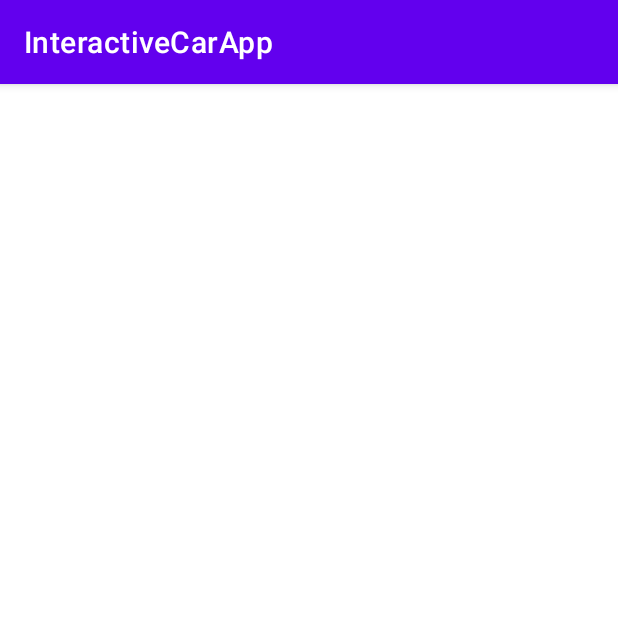
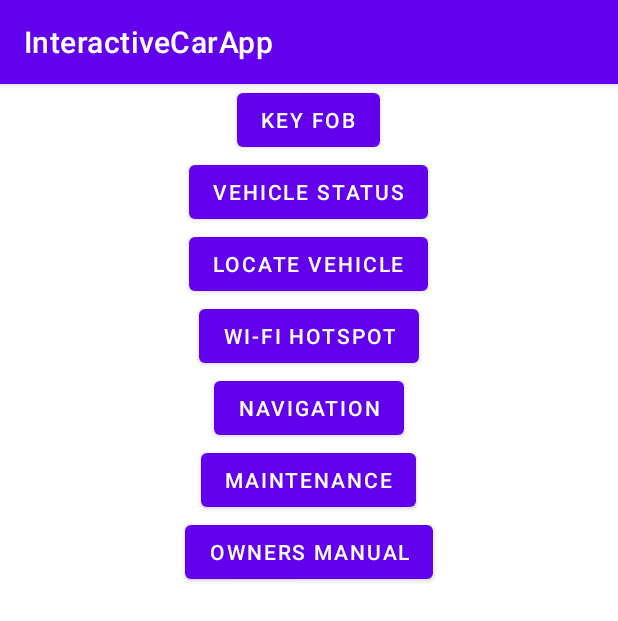
Before and after one commit to archnecro/InteractiveCarApp, an Android app: the screen it shows after launch (MainActivity), on a phone screen of 412 x 824 dp. Shown: the top 621 px of the screen. Run offline under Robolectric (Android 15) with nearby library versions, the phone set to English and light mode, and no system bars.

Commit message:
Added function buttons

```diff
--- a/app/src/main/res/layout/activity_main.xml
+++ b/app/src/main/res/layout/activity_main.xml
@@ -7,5 +7,53 @@
     android:layout_height="match_parent"
     tools:context=".MainActivity">
 
+    <Button
+        android:id="@+id/btnKeyFob"
+        android:layout_centerHorizontal="true"
+        android:layout_width="wrap_content"
+        android:layout_height="wrap_content"
+        android:text="Key Fob"/>
+    <Button
+        android:id="@+id/btnStatus"
+        android:layout_centerHorizontal="true"
+        android:layout_below="@id/btnKeyFob"
+        android:layout_width="wrap_content"
+        android:layout_height="wrap_content"
+        android:text="Vehicle Status"/>
+    <Button
+        android:id="@+id/btnLocate"
+        android:layout_centerHorizontal="true"
+        android:layout_below="@id/btnStatus"
+        android:layout_width="wrap_content"
+        android:layout_height="wrap_content"
+        android:text="Locate Vehicle"/>
+    <Button
+        android:id="@+id/btnWiFi"
+        android:layout_centerHorizontal="true"
+        android:layout_below="@id/btnLocate"
+        android:layout_width="wrap_content"
+        android:layout_height="wrap_content"
+        android:text="Wi-Fi Hotspot"/>
+    <Button
+        android:id="@+id/btnNav"
+        android:layout_centerHorizontal="true"
+        android:layout_below="@id/btnWiFi"
+        android:layout_width="wrap_content"
+        android:layout_height="wrap_content"
+        android:text="Navigation"/>
+    <Button
+        android:id="@+id/btnMaintain"
+        android:layout_centerHorizontal="true"
+        android:layout_below="@id/btnNav"
+        android:layout_width="wrap_content"
+        android:layout_height="wrap_content"
+        android:text="Maintenance"/>
+    <Button
+        android:id="@+id/btnUsrMan"
+        android:layout_centerHorizontal="true"
+        android:layout_below="@id/btnMaintain"
+        android:layout_width="wrap_content"
+        android:layout_height="wrap_content"
+        android:text="Owners Manual"/>
 
 </RelativeLayout>
```
